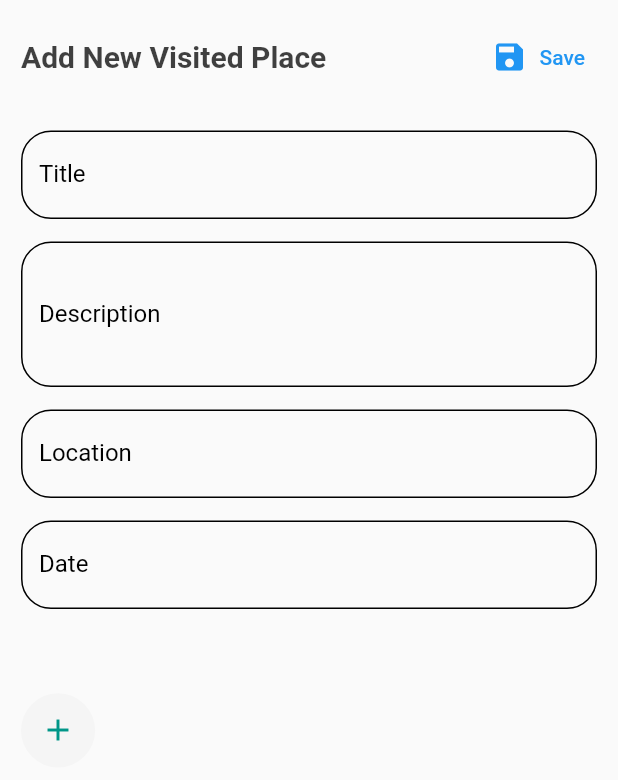
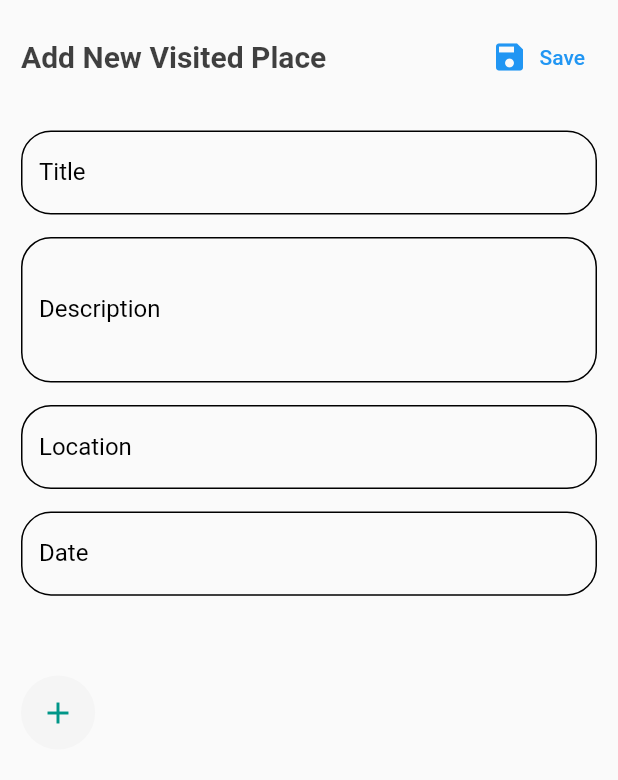
Before and after one commit to Alpha17-2/safari, a Flutter app: the NewVisitedPlace screen opened directly, on a phone screen of 412 x 824 dp. Shown: the top 780 px of the screen. Run offline on Flutter 3.47's test engine with Material 2 defaults, Android fonts, the phone set to English and light mode, and no system bars; our stand-ins replace carousel_slider, firebase_auth, firebase_core, firebase_storage, google_fonts, image_picker and 2 more; accounts and stored records are empty; network calls fail.

```diff
--- a/lib/view/screens/ProfileScreen/new_visited_place.dart
+++ b/lib/view/screens/ProfileScreen/new_visited_place.dart
@@ -1,6 +1,8 @@
 import 'package:firebase_auth/firebase_auth.dart';
 import 'package:flutter/material.dart';
 import 'package:provider/provider.dart';
+import 'package:safari/controller/constants/calender_constants.dart';
+import 'package:safari/controller/constants/device_size.dart';
 import 'package:safari/controller/providers/visited_places_provider.dart';
 import 'package:safari/view/screens/ProfileScreen/picked_images.dart';
 import 'package:safari/view/viewModels/custom_textfield.dart';
@@ -25,21 +27,6 @@ class _NewVisitedPlaceState extends State<NewVisitedPlace> {
 
   String myUid = FirebaseAuth.instance.currentUser!.uid;
 
-  Map<int, String> months = {
-    1: 'January',
-    2: 'February',
-    3: 'March',
-    4: 'April',
-    5: 'May',
-    6: 'June',
-    7: 'July',
-    8: 'August',
-    9: 'September',
-    10: 'October',
-    11: 'November',
-    12: 'December',
-  };
-
   Future<void> _selectDate(BuildContext context) async {
     final DateTime? picked = await showDatePicker(
         context: context,
@@ -50,7 +37,8 @@ class _NewVisitedPlaceState extends State<NewVisitedPlace> {
       setState(() {
         currentDate = picked;
         dateCtr = TextEditingController(
-            text: "${picked.day} ${months[picked.month]}, ${picked.year}");
+            text:
+                "${picked.day} ${CalenderConstant.months[picked.month]}, ${picked.year}");
       });
     }
   }
@@ -109,13 +97,16 @@ class _NewVisitedPlaceState extends State<NewVisitedPlace> {
                       const SizedBox(
                         height: 25,
                       ),
-                      CustomTextField(
+                      SizedBox(
+                        height: displayHeight(context) * 0.068,
+                        child: CustomTextField(
                           controller: titleCtr,
                           label: 'Title',
                           maxlines: 1,
                           borderColor: Colors.black,
                           obscureText: false,
                           textColor: Colors.black,
+                        ),
                       ),
                       const SizedBox(
                         height: 15,
@@ -131,7 +122,9 @@ class _NewVisitedPlaceState extends State<NewVisitedPlace> {
                       const SizedBox(
                         height: 15,
                       ),
-                      CustomTextField(
+                      SizedBox(
+                        height: displayHeight(context) * 0.068,
+                        child: CustomTextField(
                           controller: locationCtr,
                           label: 'Location',
                           maxlines: 1,
@@ -139,10 +132,13 @@ class _NewVisitedPlaceState extends State<NewVisitedPlace> {
                           obscureText: false,
                           textColor: Colors.black,
                         ),
+                      ),
                       const SizedBox(
                         height: 15,
                       ),
-                      TextFormField(
+                      SizedBox(
+                        height: displayHeight(context) * 0.068,
+                        child: TextFormField(
                           onTap: () async {
                             _selectDate(context);
                           },
@@ -169,8 +165,9 @@ class _NewVisitedPlaceState extends State<NewVisitedPlace> {
                                     color: Colors.black, width: 1)),
                           ),
                         ),
+                      ),
                       const SizedBox(
-                        height: 15,
+                        height: 12,
                       ),
                       PickedImages(),
                     ],
```
Also changed, not shown: lib/controller/providers/visited_places_provider.dart (+22 -2 lines), lib/view/screens/ProfileScreen/visited_places.dart (+8 -1 lines). Lines whose indentation alone changed are shown as unchanged.
